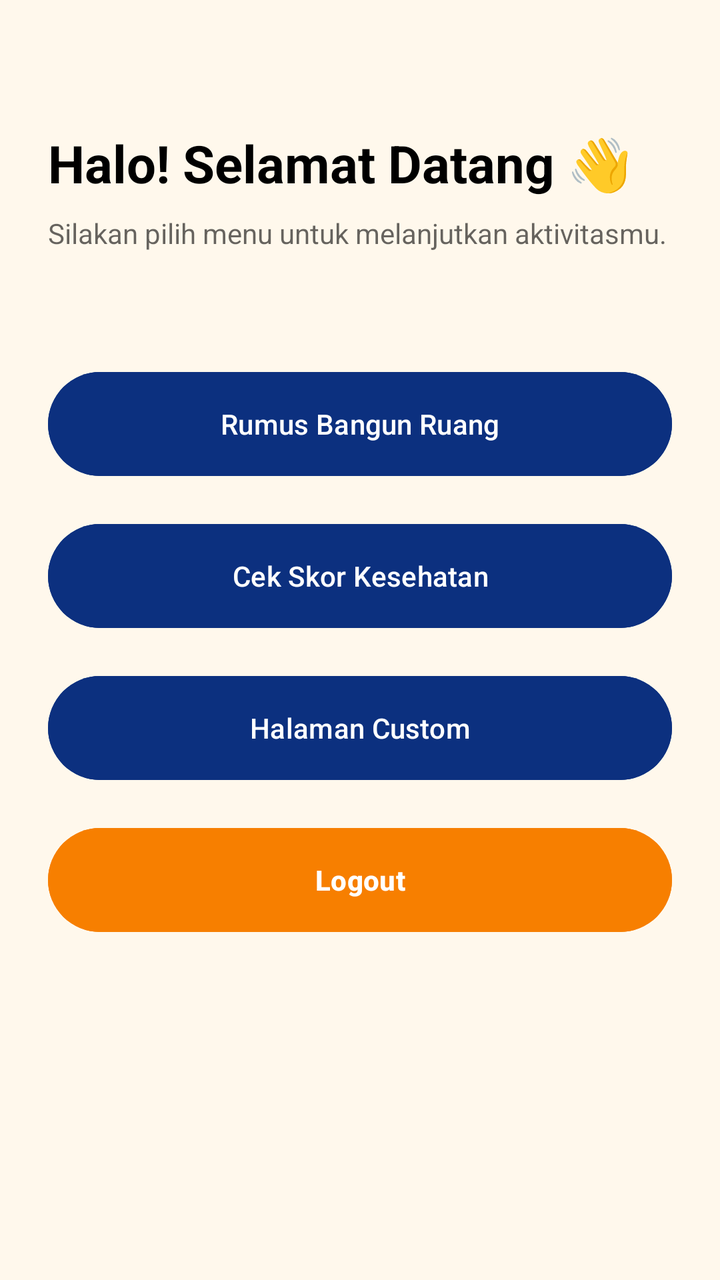
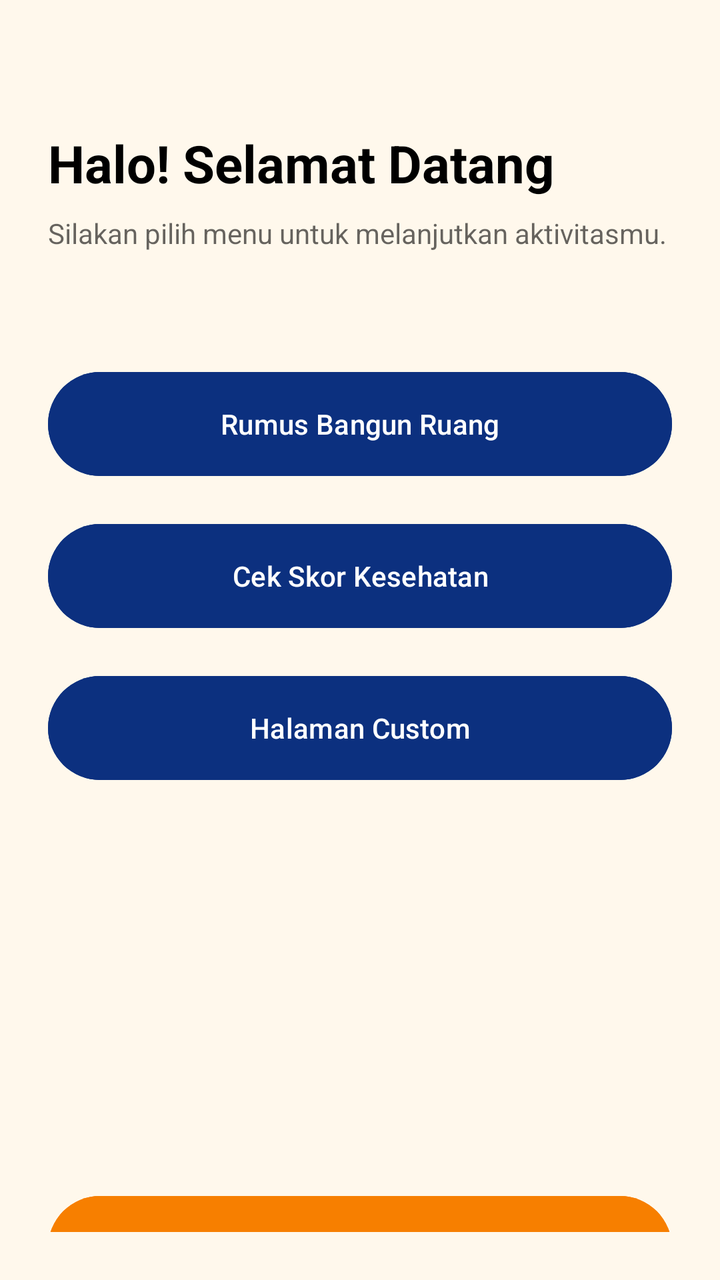

The first picture is an Android layout as it rendered before a commit; the second is the same layout after the commit. The layout source and the unified diff follow.
<!-- AndroidManifest.xml: application theme Theme.Therehelp -->
<!-- res/layout/activity_main.xml -->
<?xml version="1.0" encoding="utf-8"?>
<androidx.constraintlayout.widget.ConstraintLayout xmlns:android="http://schemas.android.com/apk/res/android"
    xmlns:app="http://schemas.android.com/apk/res-auto"
    xmlns:tools="http://schemas.android.com/tools"
    android:id="@+id/main"
    android:layout_width="match_parent"
    android:layout_height="match_parent"
    android:background="@color/bg"
    android:padding="24dp"
    tools:context=".MainActivity">

    <TextView
        android:id="@+id/tvWelcome"
        android:layout_width="0dp"
        android:layout_height="wrap_content"
        android:layout_marginTop="40dp"
        android:text="Halo! Selamat Datang 👋"
        android:textColor="@color/black"
        android:textSize="26sp"
        android:textStyle="bold"
        app:layout_constraintEnd_toEndOf="parent"
        app:layout_constraintStart_toStartOf="parent"
        app:layout_constraintTop_toTopOf="parent" />

    <TextView
        android:id="@+id/tvSubWelcome"
        android:layout_width="0dp"
        android:layout_height="wrap_content"
        android:layout_marginTop="8dp"
        android:text="Silakan pilih menu untuk melanjutkan aktivitasmu."
        android:textColor="@color/black"
        android:textSize="14sp"
        android:alpha="0.6"
        app:layout_constraintEnd_toEndOf="parent"
        app:layout_constraintStart_toStartOf="parent"
        app:layout_constraintTop_toBottomOf="@+id/tvWelcome" />

    <Button
        android:id="@+id/btnKeKalkulator"
        android:layout_width="match_parent"
        android:layout_height="60dp"
        android:layout_marginTop="56dp"
        android:backgroundTint="@color/biru"
        android:text="Rumus Bangun Ruang"
        android:textAllCaps="false"
        app:layout_constraintTop_toBottomOf="@+id/tvSubWelcome" />

    <Button
        android:id="@+id/btnKeResult"
        android:layout_width="match_parent"
        android:layout_height="60dp"
        android:layout_marginTop="16dp"
        android:backgroundTint="@color/biru"
        android:text="Cek Skor Kesehatan"
        android:textAllCaps="false"
        app:layout_constraintTop_toBottomOf="@+id/btnKeKalkulator" />

    <Button
        android:id="@+id/btnKeCustom2"
        android:layout_width="match_parent"
        android:layout_height="60dp"
        android:layout_marginTop="16dp"
        android:backgroundTint="@color/biru"
        android:text="Halaman Custom"
        android:textAllCaps="false"
        app:layout_constraintTop_toBottomOf="@+id/btnKeResult" />

    <Button
        android:id="@+id/btnLogout"
        android:layout_width="match_parent"
        android:layout_height="60dp"
        android:layout_marginTop="16dp"
        android:backgroundTint="@color/warning"
        android:text="Logout"
        android:textAllCaps="false"
        android:textStyle="bold"
        app:layout_constraintTop_toBottomOf="@+id/btnKeCustom2" />

</androidx.constraintlayout.widget.ConstraintLayout>
<!-- resources referenced by this layout -->
<resources>
  <color name="bg">#FFF8EC</color>
  <color name="biru">#0C307F</color>
  <color name="black">#FF000000</color>
  <color name="warning">#F77F00</color>
  <style name="Theme.Therehelp" parent="Base.Theme.Therehelp" />
  <style name="Base.Theme.Therehelp" parent="Theme.Material3.DayNight.NoActionBar">
          
          
      </style>
</resources>

<!-- the commit's change to res/layout/activity_main.xml (unified diff, before → after) -->
@@ -14,7 +14,7 @@
         android:layout_width="0dp"
         android:layout_height="wrap_content"
         android:layout_marginTop="40dp"
-        android:text="Halo! Selamat Datang 👋"
+        android:text="@string/judulMain"
         android:textColor="@color/black"
         android:textSize="26sp"
         android:textStyle="bold"
@@ -27,7 +27,7 @@
         android:layout_width="0dp"
         android:layout_height="wrap_content"
         android:layout_marginTop="8dp"
-        android:text="Silakan pilih menu untuk melanjutkan aktivitasmu."
+        android:text="@string/subjudulMain"
         android:textColor="@color/black"
         android:textSize="14sp"
         android:alpha="0.6"
@@ -41,7 +41,7 @@
         android:layout_height="60dp"
         android:layout_marginTop="56dp"
         android:backgroundTint="@color/biru"
-        android:text="Rumus Bangun Ruang"
+        android:text="@string/menu_kalkulator"
         android:textAllCaps="false"
         app:layout_constraintTop_toBottomOf="@+id/tvSubWelcome" />
 
@@ -51,7 +51,7 @@
         android:layout_height="60dp"
         android:layout_marginTop="16dp"
         android:backgroundTint="@color/biru"
-        android:text="Cek Skor Kesehatan"
+        android:text="@string/menu_skor"
         android:textAllCaps="false"
         app:layout_constraintTop_toBottomOf="@+id/btnKeKalkulator" />
 
@@ -61,7 +61,7 @@
         android:layout_height="60dp"
         android:layout_marginTop="16dp"
         android:backgroundTint="@color/biru"
-        android:text="Halaman Custom"
+        android:text="@string/menu_custom"
         android:textAllCaps="false"
         app:layout_constraintTop_toBottomOf="@+id/btnKeResult" />
 
@@ -69,11 +69,12 @@
         android:id="@+id/btnLogout"
         android:layout_width="match_parent"
         android:layout_height="60dp"
-        android:layout_marginTop="16dp"
+        android:layout_marginTop="200dp"
         android:backgroundTint="@color/warning"
-        android:text="Logout"
+        android:text="@string/btn_logout"
         android:textAllCaps="false"
         android:textStyle="bold"
-        app:layout_constraintTop_toBottomOf="@+id/btnKeCustom2" />
+        app:layout_constraintTop_toBottomOf="@+id/btnKeCustom2"
+        tools:layout_editor_absoluteX="24dp" />
 
 </androidx.constraintlayout.widget.ConstraintLayout>
<!-- resource entries referenced after the edit -->
@@ -4,6 +4,12 @@
   <color name="biru">#0C307F</color>
   <color name="black">#FF000000</color>
   <color name="warning">#F77F00</color>
+  <string name="btn_logout">Logout</string>
+  <string name="judulMain">Halo! Selamat Datang</string>
+  <string name="menu_custom">Halaman Custom</string>
+  <string name="menu_kalkulator">Rumus Bangun Ruang</string>
+  <string name="menu_skor">Cek Skor Kesehatan</string>
+  <string name="subjudulMain">Silakan pilih menu untuk melanjutkan aktivitasmu.</string>
   <style name="Theme.Therehelp" parent="Base.Theme.Therehelp" />
   <style name="Base.Theme.Therehelp" parent="Theme.Material3.DayNight.NoActionBar">
           
